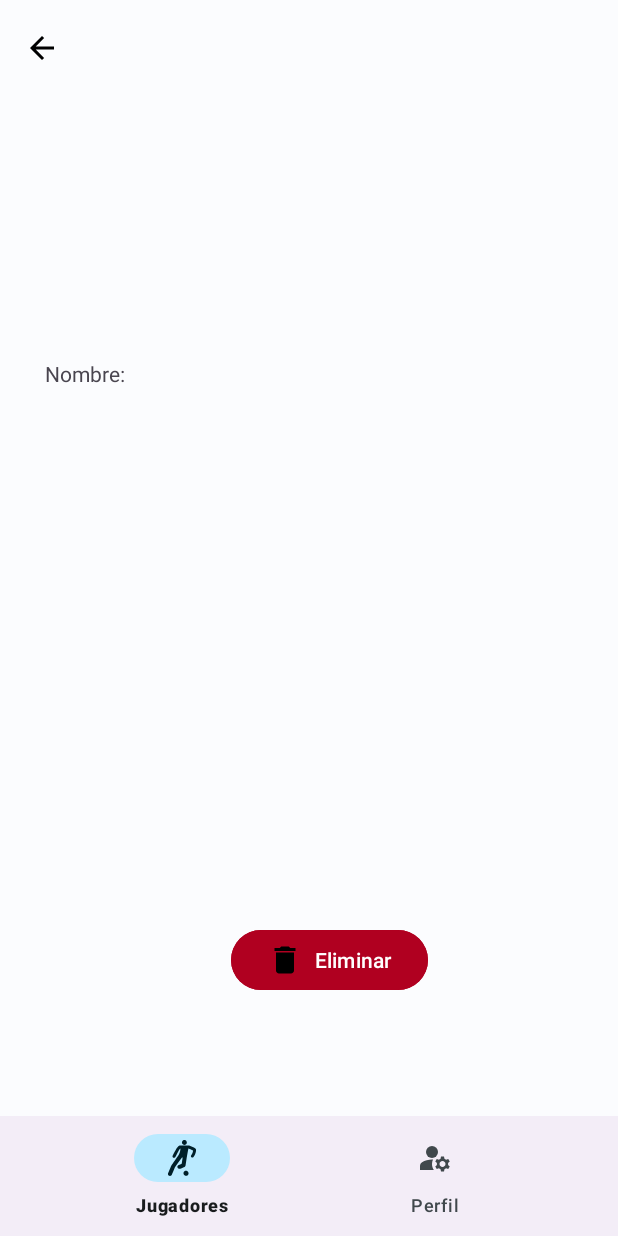
After one commit to squadMe-Proyect/SquadMe-Android, an Android app: the fragment PlayerDetailFragment placed in its activity, on a phone screen of 412 x 824 dp. The commit adds this screen. Run offline under Robolectric (Android 15) with nearby library versions, the phone set to English and light mode, and no system bars; our stand-ins replace Dagger/Hilt's generated code, Firebase (no records; nobody signed in at launch, a user with empty details on screens opened directly), navigation-ui; 7 statements that could not run were skipped.

Commit message:
delete player implemented

```diff
--- /dev/null
+++ b/app/src/main/java/com/example/squadme/MainActivity/playerDetail/PlayerDetailFragment.kt
@@ -0,0 +1,99 @@
+package com.example.squadme.MainActivity.playerDetail
+
+import android.content.ContentValues.TAG
+import android.os.Bundle
+import android.util.Log
+import androidx.fragment.app.Fragment
+import android.view.LayoutInflater
+import android.view.View
+import android.view.ViewGroup
+import androidx.navigation.fragment.findNavController
+import androidx.navigation.fragment.navArgs
+import coil.load
+import com.bumptech.glide.Glide
+import com.example.squadme.R
+import com.example.squadme.data.Models.Player
+import com.example.squadme.databinding.FragmentPlayerDetailBinding
+import com.google.firebase.firestore.DocumentReference
+import com.google.firebase.firestore.FirebaseFirestore
+import dagger.hilt.android.AndroidEntryPoint
+
+@AndroidEntryPoint
+class PlayerDetailFragment : Fragment() {
+    private lateinit var binding: FragmentPlayerDetailBinding
+
+    override fun onCreateView(
+        inflater: LayoutInflater,
+        container: ViewGroup?,
+        savedInstanceState: Bundle?
+    ): View? {
+        binding = FragmentPlayerDetailBinding.inflate(layoutInflater, container, false)
+        return binding.root
+    }
+
+    override fun onViewCreated(view: View, savedInstanceState: Bundle?) {
+        super.onViewCreated(view, savedInstanceState)
+
+        /*
+        // Obtener el argumento del nombre del jugador
+        val playerName = arguments?.getString("name")
+
+        // Establecer el nombre del jugador en la vista
+        binding.playerName.text = playerName
+    */
+        val args: PlayerDetailFragmentArgs by navArgs()
+        val player: Player = args.player
+
+
+
+        binding.playerImg.load(player.picture)
+        binding.playerName.text = player.name
+
+        binding.toolbar.setOnClickListener {
+            findNavController().popBackStack()
+        }
+
+        binding.deleteBtn.setOnClickListener {
+            val db = FirebaseFirestore.getInstance()
+
+            var playerRef: DocumentReference? = null
+
+            db.collection("players")
+                .whereEqualTo("name", player.name)
+                .whereEqualTo("surname", player.surname)
+                .whereEqualTo("numbers", player.numbers)
+                .get()
+                .addOnSuccessListener { documents ->
+                    if (!documents.isEmpty) {
+                        val playerDocument = documents.first()
+                        playerRef = playerDocument.reference
+                        Log.d("Documento" ,"${playerRef.toString()}")
+
+                        // Eliminar el jugador de Firestore
+                        playerRef?.delete()
+                            ?.addOnSuccessListener {
+                                // Éxito al eliminar el jugador
+                                Log.d(TAG, "Player deleted successfully")
+                                // Regresar al fragmento anterior después de eliminar el jugador
+                                findNavController().popBackStack()
+                            }
+                            ?.addOnFailureListener { e ->
+                                // Error al eliminar el jugador
+                                Log.w(TAG, "Error deleting player", e)
+                                // Manejar el error según sea necesario (por ejemplo, mostrar un mensaje de error)
+                            }
+                    } else {
+                        Log.d(TAG, "No player document found with name: ${player.name}")
+                    }
+                }
+                .addOnFailureListener { e ->
+                    // Error al realizar la consulta
+                    Log.w(TAG, "Error querying player document", e)
+                    // Manejar el error según sea necesario (por ejemplo, mostrar un mensaje de error)
+                }
+        }
+
+
+    }
+
+}
--- a/app/src/main/java/com/example/squadme/MainActivity/playerList/PlayerListAdapter.kt
+++ b/app/src/main/java/com/example/squadme/MainActivity/playerList/PlayerListAdapter.kt
@@ -2,6 +2,7 @@ package com.example.squadme.MainActivity.playerList
 
 import android.content.Context
 import android.view.LayoutInflater
+import android.view.View
 import android.view.ViewGroup
 import androidx.recyclerview.widget.DiffUtil
 import androidx.recyclerview.widget.ListAdapter
@@ -12,7 +13,7 @@ import com.bumptech.glide.Glide
 import com.bumptech.glide.request.RequestOptions
 
 
-class PlayerListAdapter(private val context: Context) :
+class PlayerListAdapter(private val context: Context, private val onClick:((View, Player) ->Unit)) :
     ListAdapter<Player, PlayerListAdapter.PlayerViewHolder>(DiffCallback) {
 
     inner class PlayerViewHolder(private val binding: PlayerListItemBinding) :
@@ -24,6 +25,9 @@ class PlayerListAdapter(private val context: Context) :
                 .load(player.picture)
                 .apply(RequestOptions().centerCrop())
                 .into(binding.playerImg)
+            binding.playerCard.setOnClickListener {
+                onClick(it, player)
+            }
         }
     }
 
--- a/app/src/main/java/com/example/squadme/MainActivity/playerList/PlayerListFragment.kt
+++ b/app/src/main/java/com/example/squadme/MainActivity/playerList/PlayerListFragment.kt
@@ -42,7 +42,10 @@ class PlayerListFragment : Fragment() {
         firestore = FirebaseFirestore.getInstance()
         currentUserId = auth.currentUser?.uid ?: ""
 
-        adapter = PlayerListAdapter(requireContext())
+        adapter = PlayerListAdapter(requireContext()) { _, player ->
+            val actionToDetail = PlayerListFragmentDirections.actionPlayerListFragmentToPlayerDetailFragment(player)
+            view.findNavController().navigate(actionToDetail)
+        }
         binding.playerList.adapter = adapter
 
         val playersRef = firestore.collection("players")
--- a/app/src/main/java/com/example/squadme/data/Models/Player.kt
+++ b/app/src/main/java/com/example/squadme/data/Models/Player.kt
@@ -1,8 +1,11 @@
 package com.example.squadme.data.Models
 
 import com.google.firebase.database.IgnoreExtraProperties
+import java.io.Serializable
+
 @IgnoreExtraProperties
 data class Player(
+    val id:String? = null,
     val coachId: String? = null,
     val picture: String? = null,
     val email: String? = null,
@@ -16,4 +19,4 @@ data class Player(
     val assists: Int? = null,
     val yellowCards: Int? = null,
     val redCards: Int? = null
-)
+) : Serializable
--- /dev/null
+++ b/app/src/main/res/drawable/arrow_back.xml
@@ -0,0 +1,5 @@
+<vector android:autoMirrored="true" android:height="24dp"
+    android:tint="#000000" android:viewportHeight="24"
+    android:viewportWidth="24" android:width="24dp" xmlns:android="http://schemas.android.com/apk/res/android">
+    <path android:fillColor="@android:color/white" android:pathData="M20,11H7.83l5.59,-5.59L12,4l-8,8 8,8 1.41,-1.41L7.83,13H20v-2z"/>
+</vector>
--- /dev/null
+++ b/app/src/main/res/drawable/delete.xml
@@ -0,0 +1,5 @@
+<vector android:height="24dp" android:tint="#000000"
+    android:viewportHeight="24" android:viewportWidth="24"
+    android:width="24dp" xmlns:android="http://schemas.android.com/apk/res/android">
+    <path android:fillColor="@android:color/white" android:pathData="M6,19c0,1.1 0.9,2 2,2h8c1.1,0 2,-0.9 2,-2V7H6v12zM19,4h-3.5l-1,-1h-5l-1,1H5v2h14V4z"/>
+</vector>
--- /dev/null
+++ b/app/src/main/res/layout/fragment_player_detail.xml
@@ -0,0 +1,57 @@
+<?xml version="1.0" encoding="utf-8"?>
+<androidx.constraintlayout.widget.ConstraintLayout xmlns:android="http://schemas.android.com/apk/res/android"
+    xmlns:app="http://schemas.android.com/apk/res-auto"
+    xmlns:tools="http://schemas.android.com/tools"
+    android:layout_width="match_parent"
+    android:layout_height="match_parent"
+    tools:context=".MainActivity.playerDetail.PlayerDetailFragment">
+
+    <com.google.android.material.appbar.MaterialToolbar
+        android:id="@+id/toolbar"
+        android:layout_width="match_parent"
+        android:layout_height="wrap_content"
+        android:minHeight="?attr/actionBarSize"
+        app:layout_constraintEnd_toEndOf="parent"
+        app:layout_constraintStart_toStartOf="parent"
+        app:layout_constraintTop_toTopOf="parent"
+        app:navigationIcon="@drawable/arrow_back" />
+
+
+    <ImageView
+        android:id="@+id/player_img"
+        android:layout_width="279dp"
+        android:layout_height="103dp"
+        android:layout_gravity="left"
+        android:layout_marginTop="72dp"
+        app:layout_constraintEnd_toEndOf="parent"
+        app:layout_constraintStart_toStartOf="parent"
+        app:layout_constraintTop_toTopOf="parent"></ImageView>
+
+    <TextView
+        android:id="@+id/player_name"
+        android:layout_width="match_parent"
+        android:layout_height="50dp"
+        android:layout_marginRight="30dp"
+        android:layout_marginLeft="30dp"
+        android:layout_marginTop="64dp"
+        android:text="Nombre:"
+        app:layout_constraintEnd_toEndOf="parent"
+        app:layout_constraintStart_toStartOf="parent"
+        app:layout_constraintTop_toBottomOf="@+id/player_img"></TextView>
+
+
+    <Button
+        android:id="@+id/delete_btn"
+        android:layout_width="wrap_content"
+        android:layout_height="wrap_content"
+        android:layout_marginBottom="160dp"
+        android:backgroundTint="@color/design_default_color_error"
+        android:drawableLeft="@drawable/delete"
+        android:text="Eliminar"
+        app:layout_constraintBottom_toBottomOf="parent"
+        app:layout_constraintEnd_toEndOf="parent"
+        app:layout_constraintHorizontal_bias="0.548"
+        app:layout_constraintStart_toStartOf="parent"></Button>
+
+
+</androidx.constraintlayout.widget.ConstraintLayout>
--- a/app/src/main/res/navigation/player.xml
+++ b/app/src/main/res/navigation/player.xml
@@ -13,6 +13,9 @@
         <action
             android:id="@+id/action_playerListFragment_to_cameraPreviewFragment"
             app:destination="@id/cameraPreviewFragment" />
+        <action
+            android:id="@+id/action_playerListFragment_to_playerDetailFragment"
+            app:destination="@id/playerDetailFragment" />
     </fragment>
     <fragment
         android:id="@+id/playerCreationFragment"
@@ -37,4 +40,13 @@
             </argument>
         </action>
     </fragment>
+    <fragment
+        android:id="@+id/playerDetailFragment"
+        android:name="com.example.squadme.MainActivity.playerDetail.PlayerDetailFragment"
+        android:label="fragment_player_detail"
+        tools:layout="@layout/fragment_player_detail">
+        <argument
+            android:name="player"
+            app:argType="com.example.squadme.data.Models.Player"></argument>
+    </fragment>
 </navigation>
```
